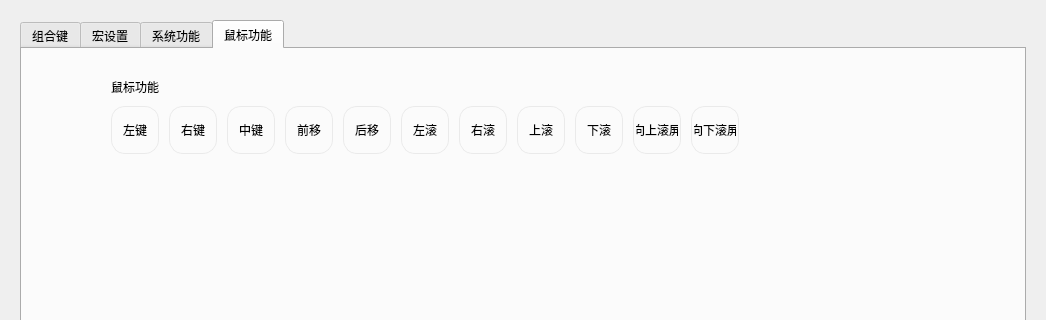
Qt form Module/DialogFNPicker.ui (wlffeng2008/AkkoStudio) before a commit; both pictures show x 0 to 1046 and y 0 to 320 of the 1046 by 750 pixel window.
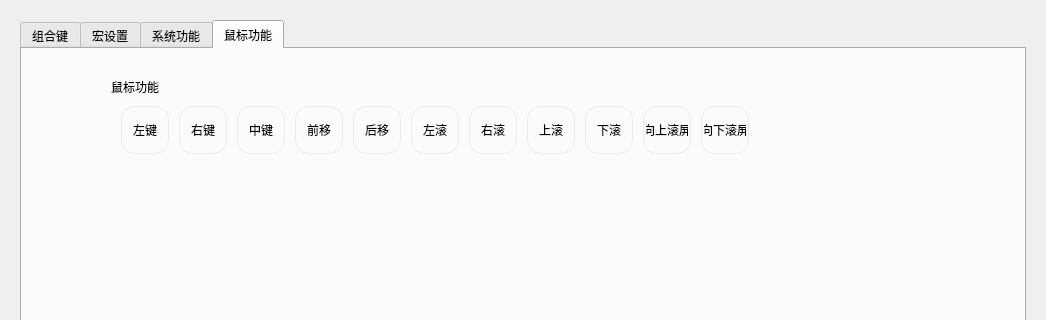
The same form after that commit. The open tabs and pages were chosen to show the change. Icons and pictures are not drawn. Custom widgets are drawn as their Qt base class.

```diff
--- a/Module/DialogFNPicker.ui
+++ b/Module/DialogFNPicker.ui
@@ -4506,6 +4506,9 @@
           <property name="spacing">
            <number>10</number>
           </property>
+          <property name="leftMargin">
+           <number>10</number>
+          </property>
           <item>
            <widget class="QPushButton" name="pushButton_Mouse00">
             <property name="text">
```
Left out of the diff: 8 changed lines with no effect on the pictures.
